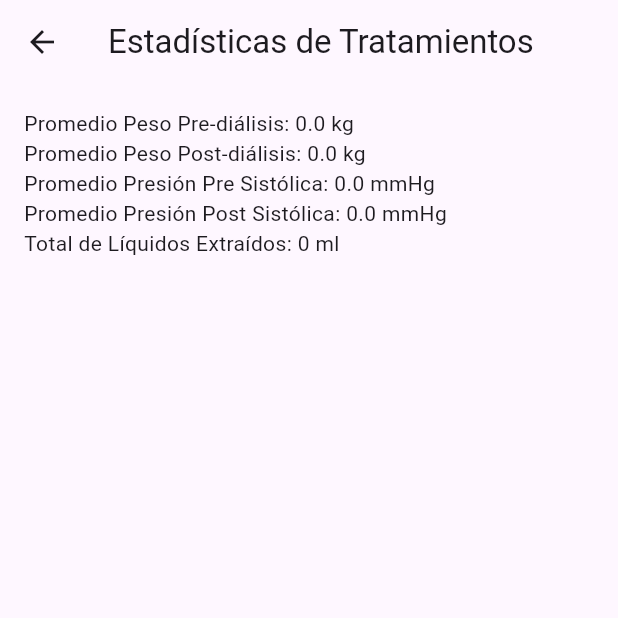
After one commit to Raikishadows17/HemoDynamiX, a Flutter app: the StatsPage screen opened by its route, on a phone screen of 412 x 824 dp, the top half of it. The commit adds this screen. Run offline on Flutter 3.47's test engine with Material 3 defaults, Android fonts, the light colour scheme and no system bars; our stand-ins replace sqflite; accounts and stored records are empty.

Commit message:
actualizacion de paginas stats

```diff
--- a/Software/lib/main.dart
+++ b/Software/lib/main.dart
@@ -2,17 +2,21 @@ import 'package:flutter/material.dart';
 import 'routes.dart';
 import 'package:provider/provider.dart';
 import 'package:dialysimetrics/pages/home/homepage_controller.dart';
+import 'package:dialysimetrics/pages/stats/stats_controller.dart';
 
 void main() {
-  runApp(MyApp());
+  runApp(const MyApp());
 }
 
 class MyApp extends StatelessWidget {
+  const MyApp({super.key});
+
   @override
   Widget build(BuildContext context) {
     return MultiProvider(
       providers: [
         ChangeNotifierProvider(create: (_) => HomePageController()),
+        ChangeNotifierProvider(create: (_) => StatsPageController()),
       ],
       child: MaterialApp(
         title: 'DialysiMetrics',
--- a/Software/lib/pages/home/homepage_view.dart
+++ b/Software/lib/pages/home/homepage_view.dart
@@ -3,12 +3,14 @@ import 'homepage_controller.dart';
 import 'package:provider/provider.dart';
 
 class HomePageView extends StatelessWidget {
+  const HomePageView({super.key});
+
   @override
   Widget build(BuildContext context) {
     return Consumer<HomePageController>(
       builder: (ctx, controller, _) {
         if (controller.treatments.isEmpty) {
-          return Center(child: Text('No hay tratamientos registrados'));
+          return const Center(child: Text('No hay tratamientos registrados'));
         }
 
         return ListView.builder(
--- a/Software/lib/pages/stats/stats_controller.dart
+++ b/Software/lib/pages/stats/stats_controller.dart
@@ -0,0 +1,32 @@
+import 'package:flutter/material.dart';
+import 'package:dialysimetrics/database/database_helper.dart';
+import 'stats_model.dart';
+import 'package:dialysimetrics/database/models/treatment_model.dart'; // Importar el modelo Treatment
+
+class StatsPageController with ChangeNotifier {
+  final StatisticsModel _model = StatisticsModel();
+
+  double averagePreWeight = 0;
+  double averagePostWeight = 0;
+  double averagePreSystolicPressure = 0;
+  double averagePostSystolicPressure = 0;
+  int totalLiquids = 0;
+
+  Future<void> fetchStatistics() async {
+    // Obtener todos los tratamientos de la base de datos
+    final List<Treatment> treatments =
+        await DatabaseHelper().getAllTreatments();
+
+    // Calcular las estadísticas usando el modelo
+    averagePreWeight = _model.calculateAveragePreWeight(treatments);
+    averagePostWeight = _model.calculateAveragePostWeight(treatments);
+    averagePreSystolicPressure =
+        _model.calculateAveragePreSystolicPressure(treatments);
+    averagePostSystolicPressure =
+        _model.calculateAveragePostSystolicPressure(treatments);
+    totalLiquids = _model.calculateTotalLiquids(treatments);
+
+    // Notificar a la vista para que se actualice
+    notifyListeners();
+  }
+}
--- /dev/null
+++ b/Software/lib/pages/stats/stats_model.dart
@@ -0,0 +1,48 @@
+import 'package:dialysimetrics/database/models/treatment_model.dart'; // Importar el modelo Treatment
+
+class StatisticsModel {
+  // Cálculo del promedio de peso pre-diálisis
+  double calculateAveragePreWeight(List<Treatment> treatments) {
+    double totalWeight = 0;
+    for (var treatment in treatments) {
+      totalWeight += treatment.weightPre;
+    }
+    return treatments.isNotEmpty ? totalWeight / treatments.length : 0;
+  }
+
+  // Cálculo del promedio de peso post-diálisis
+  double calculateAveragePostWeight(List<Treatment> treatments) {
+    double totalWeight = 0;
+    for (var treatment in treatments) {
+      totalWeight += treatment.weightPost;
+    }
+    return treatments.isNotEmpty ? totalWeight / treatments.length : 0;
+  }
+
+  // Cálculo del promedio de presión pre-diálisis (sistólica)
+  double calculateAveragePreSystolicPressure(List<Treatment> treatments) {
+    double totalPressure = 0;
+    for (var treatment in treatments) {
+      totalPressure += treatment.pressurePreSystolic;
+    }
+    return treatments.isNotEmpty ? totalPressure / treatments.length : 0;
+  }
+
+  // Cálculo del promedio de presión post-diálisis (sistólica)
+  double calculateAveragePostSystolicPressure(List<Treatment> treatments) {
+    double totalPressure = 0;
+    for (var treatment in treatments) {
+      totalPressure += treatment.pressurePostSystolic;
+    }
+    return treatments.isNotEmpty ? totalPressure / treatments.length : 0;
+  }
+
+  // Total de líquidos extraídos
+  int calculateTotalLiquids(List<Treatment> treatments) {
+    int totalLiquids = 0;
+    for (var treatment in treatments) {
+      totalLiquids += treatment.totalLiquids;
+    }
+    return totalLiquids;
+  }
+}
--- /dev/null
+++ b/Software/lib/pages/stats/stats_view.dart
@@ -0,0 +1,31 @@
+import 'package:flutter/material.dart';
+import 'package:provider/provider.dart';
+import 'package:dialysimetrics/pages/stats/stats_controller.dart';
+
+class StatsPageView extends StatelessWidget {
+  @override
+  Widget build(BuildContext context) {
+    return Consumer<StatsPageController>(
+      builder: (context, controller, _) {
+        return Padding(
+          padding: const EdgeInsets.all(16.0),
+          child: Column(
+            crossAxisAlignment: CrossAxisAlignment.start,
+            children: [
+              Text(
+                  'Promedio Peso Pre-diálisis: ${controller.averagePreWeight.toStringAsFixed(1)} kg'),
+              Text(
+                  'Promedio Peso Post-diálisis: ${controller.averagePostWeight.toStringAsFixed(1)} kg'),
+              Text(
+                  'Promedio Presión Pre Sistólica: ${controller.averagePreSystolicPressure.toStringAsFixed(1)} mmHg'),
+              Text(
+                  'Promedio Presión Post Sistólica: ${controller.averagePostSystolicPressure.toStringAsFixed(1)} mmHg'),
+              Text(
+                  'Total de Líquidos Extraídos: ${controller.totalLiquids} ml'),
+            ],
+          ),
+        );
+      },
+    );
+  }
+}
--- /dev/null
+++ b/Software/lib/pages/stats/statspage.dart
@@ -0,0 +1,28 @@
+import 'package:flutter/material.dart';
+import 'package:provider/provider.dart';
+import 'package:dialysimetrics/pages/stats/stats_controller.dart';
+import 'package:dialysimetrics/pages/stats/stats_view.dart';
+
+class StatsPage extends StatefulWidget {
+  @override
+  _StatsPageState createState() => _StatsPageState();
+}
+
+class _StatsPageState extends State<StatsPage> {
+  @override
+  void initState() {
+    super.initState();
+    // Llamar al método fetchStatistics cuando la página se inicia
+    Provider.of<StatsPageController>(context, listen: false).fetchStatistics();
+  }
+
+  @override
+  Widget build(BuildContext context) {
+    return Scaffold(
+      appBar: AppBar(
+        title: Text('Estadísticas de Tratamientos'),
+      ),
+      body: StatsPageView(), // Mostrar la vista de estadísticas
+    );
+  }
+}
--- a/Software/lib/routes.dart
+++ b/Software/lib/routes.dart
@@ -1,5 +1,6 @@
 import 'package:flutter/material.dart';
 import 'package:dialysimetrics/pages/home/home_page.dart';
+import 'package:dialysimetrics/pages/stats/statspage.dart';
 
 class AppRoutes {
   static const String home = '/';
@@ -10,13 +11,25 @@ class AppRoutes {
   static Route<dynamic> generateRoute(RouteSettings settings) {
     switch (settings.name) {
       case AppRoutes.home:
-        return MaterialPageRoute(builder: (_) => HomePage());
+        return MaterialPageRoute(builder: (_) => const HomePage());
+      case AppRoutes.stats:
+        return MaterialPageRoute(builder: (_) => StatsPage());
+      // Implementar las rutas que aún no están definidas
       case AppRoutes.settings:
-      //return MaterialPageRoute(builder: (_) => SettingsPage());
-      case AppRoutes.stats:
-      //return MaterialPageRoute(builder: (_) => StatsPage());
+        return MaterialPageRoute(
+          builder: (_) => Scaffold(
+            appBar: AppBar(title: const Text('Settings')),
+            body: const Center(child: Text('Settings Page Coming Soon')),
+          ),
+        );
+
       case AppRoutes.about:
-      //return MaterialPageRoute(builder: (_) => AboutPage());
+        return MaterialPageRoute(
+          builder: (_) => Scaffold(
+            appBar: AppBar(title: const Text('About')),
+            body: const Center(child: Text('About Page Coming Soon')),
+          ),
+        );
       default:
         return MaterialPageRoute(
             builder: (_) => Scaffold(
```
Also changed, not shown: Software/lib/pages/home/home_page.dart (+6 -4 lines), Software/lib/pages/home/homepage_controller.dart (+7 -7 lines), Software/lib/widgets/custom_drawer.dart (+11 -9 lines), Software/lib/pages/stats/stats_page.dart (deleted).
